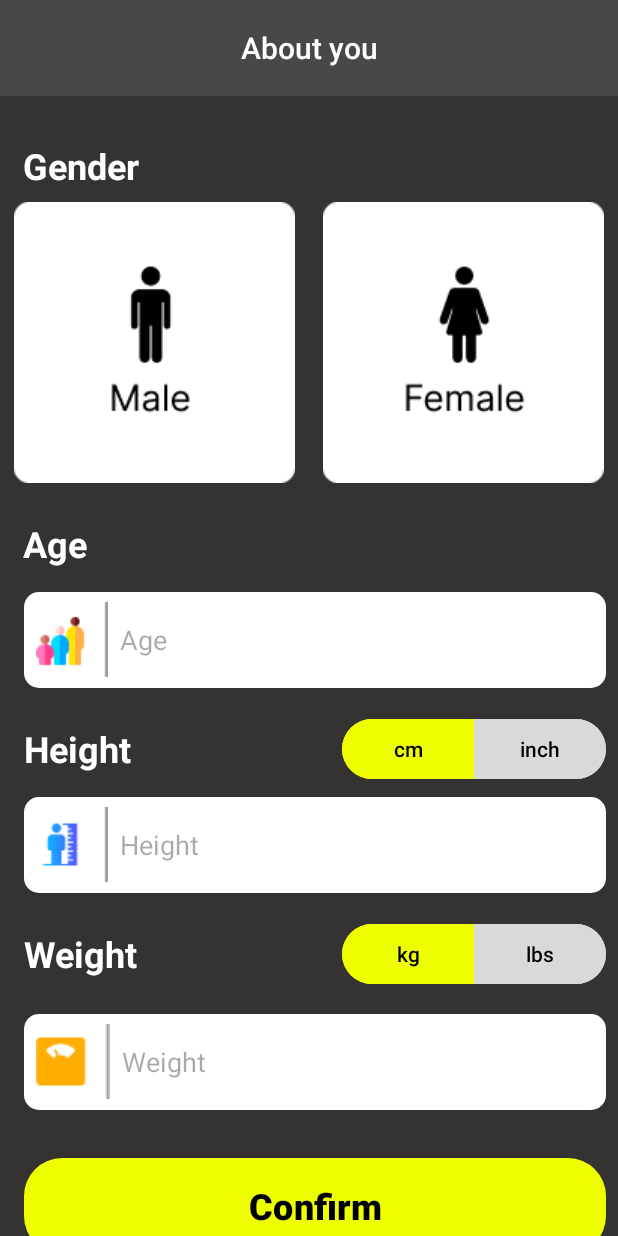
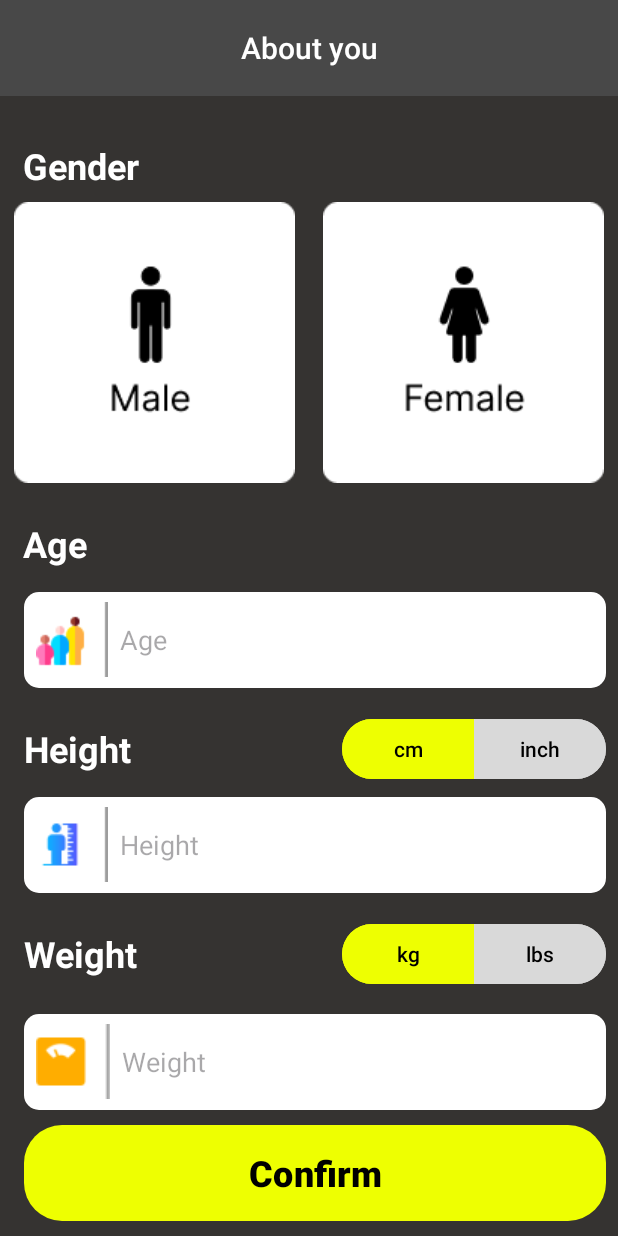
Before and after one commit to Tracking-running-mobile-application/tracking-running-app, an Android app: the StatusFragment screen opened through its navigation route, on a phone screen of 412 x 824 dp. Run offline under Robolectric (Android 15) with nearby library versions, the phone set to English and light mode, and no system bars; our stand-ins replace navigation-ui.

Commit message:
Absolutely complete fragment_intro, fragment_status

```diff
--- a/app/src/main/res/layout/fragment_status.xml
+++ b/app/src/main/res/layout/fragment_status.xml
@@ -152,7 +152,7 @@
         app:layout_constraintTop_toTopOf="@+id/guideline3" />
 
     <EditText
-        android:id="@+id/editTextText"
+        android:id="@+id/edt_age"
         android:layout_width="0dp"
         android:layout_height="wrap_content"
         android:layout_marginStart="16dp"
@@ -172,7 +172,7 @@
         app:layout_constraintTop_toBottomOf="@+id/textView2" />
 
     <EditText
-        android:id="@+id/editTextText2"
+        android:id="@+id/edt_height"
         android:layout_width="0dp"
         android:layout_height="wrap_content"
         android:layout_marginTop="16dp"
@@ -184,13 +184,13 @@
         android:hint="Height"
         android:inputType="text"
         android:paddingStart="8dp"
-        app:layout_constraintEnd_toEndOf="@+id/editTextText"
+        app:layout_constraintEnd_toEndOf="@+id/edt_age"
         app:layout_constraintHorizontal_bias="0.497"
-        app:layout_constraintStart_toStartOf="@+id/editTextText"
+        app:layout_constraintStart_toStartOf="@+id/edt_age"
         app:layout_constraintTop_toBottomOf="@+id/textView3" />
 
     <EditText
-        android:id="@+id/editTextText3"
+        android:id="@+id/edt_weight"
         android:layout_width="0dp"
         android:layout_height="wrap_content"
         android:layout_marginTop="16dp"
@@ -202,8 +202,8 @@
         android:hint="Weight"
         android:inputType="text"
         android:paddingStart="8dp"
-        app:layout_constraintEnd_toEndOf="@+id/editTextText2"
-        app:layout_constraintStart_toStartOf="@+id/editTextText2"
+        app:layout_constraintEnd_toEndOf="@+id/edt_height"
+        app:layout_constraintStart_toStartOf="@+id/edt_height"
         app:layout_constraintTop_toBottomOf="@+id/materialButtonToggleGroup2" />
 
     <TextView
@@ -215,8 +215,8 @@
         android:textColor="@color/white"
         android:textSize="@dimen/text_size_24_title_info_page"
         android:textStyle="bold"
-        app:layout_constraintStart_toStartOf="@+id/editTextText"
-        app:layout_constraintTop_toBottomOf="@+id/editTextText" />
+        app:layout_constraintStart_toStartOf="@+id/edt_age"
+        app:layout_constraintTop_toBottomOf="@+id/edt_age" />
 
     <TextView
         android:id="@+id/textView5"
@@ -227,14 +227,13 @@
         android:textColor="@color/white"
         android:textSize="@dimen/text_size_24_title_info_page"
         android:textStyle="bold"
-        app:layout_constraintStart_toStartOf="@+id/editTextText2"
-        app:layout_constraintTop_toBottomOf="@+id/editTextText2" />
+        app:layout_constraintStart_toStartOf="@+id/edt_height"
+        app:layout_constraintTop_toBottomOf="@+id/edt_height" />
 
     <Button
         android:id="@+id/button"
         android:layout_width="0dp"
         android:layout_height="wrap_content"
-        android:layout_marginTop="32dp"
         android:background="@drawable/background_confirm_btn"
         android:stateListAnimator="@xml/anim_scale"
         android:text="Confirm"
@@ -242,9 +241,10 @@
         android:textSize="24sp"
         android:textStyle="bold"
         android:theme="@style/DefaultButton"
-        app:layout_constraintEnd_toEndOf="@+id/editTextText3"
-        app:layout_constraintStart_toStartOf="@+id/editTextText3"
-        app:layout_constraintTop_toBottomOf="@+id/editTextText3" />
+        app:layout_constraintBottom_toBottomOf="parent"
+        app:layout_constraintEnd_toEndOf="@+id/edt_weight"
+        app:layout_constraintStart_toStartOf="@+id/edt_weight"
+        app:layout_constraintTop_toBottomOf="@+id/edt_weight" />
 
     <com.google.android.material.appbar.MaterialToolbar
         android:id="@+id/materialToolbar"
```
